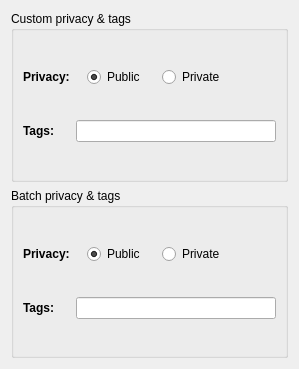
Old version of the form tagwidget.ui in the repository reveur12/imageshack-uploader.
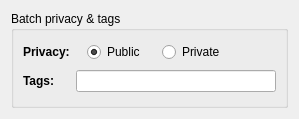
New version of the form.

Commit message: Moved custom privacy and tags to media info widget

The edit to the form file:
```diff
--- a/tagwidget.ui
+++ b/tagwidget.ui
@@ -7,94 +7,19 @@
     <x>0</x>
     <y>0</y>
     <width>299</width>
-    <height>369</height>
+    <height>119</height>
    </rect>
   </property>
+  <property name="sizePolicy">
+   <sizepolicy hsizetype="Preferred" vsizetype="Maximum">
+    <horstretch>0</horstretch>
+    <verstretch>0</verstretch>
+   </sizepolicy>
+  </property>
   <property name="windowTitle">
    <string notr="true">Form</string>
   </property>
   <layout class="QVBoxLayout" name="verticalLayout">
-   <item>
-    <widget class="QGroupBox" name="groupBox">
-     <property name="title">
-      <string>Custom privacy &amp;&amp; tags</string>
-     </property>
-     <layout class="QGridLayout" name="gridLayout_2">
-      <item row="0" column="0">
-       <widget class="QLabel" name="label">
-        <property name="sizePolicy">
-         <sizepolicy hsizetype="Preferred" vsizetype="Maximum">
-          <horstretch>0</horstretch>
-          <verstretch>0</verstretch>
-         </sizepolicy>
-        </property>
-        <property name="text">
-         <string>&lt;b&gt;Privacy:&lt;/b&gt;</string>
-        </property>
-       </widget>
-      </item>
-      <item row="0" column="1">
-       <layout class="QHBoxLayout" name="horizontalLayout">
-        <item>
-         <widget class="QRadioButton" name="privacyPublic">
-          <property name="sizePolicy">
-           <sizepolicy hsizetype="Maximum" vsizetype="Fixed">
-            <horstretch>0</horstretch>
-            <verstretch>0</verstretch>
-           </sizepolicy>
-          </property>
-          <property name="text">
-           <string>Public</string>
-          </property>
-          <property name="checked">
-           <bool>true</bool>
-          </property>
-         </widget>
-        </item>
-        <item>
-         <widget class="QRadioButton" name="privacyPrivate">
-          <property name="sizePolicy">
-           <sizepolicy hsizetype="Maximum" vsizetype="Fixed">
-            <horstretch>0</horstretch>
-            <verstretch>0</verstretch>
-           </sizepolicy>
-          </property>
-          <property name="text">
-           <string>Private</string>
-          </property>
-         </widget>
-        </item>
-        <item>
-         <spacer name="horizontalSpacer">
-          <property name="orientation">
-           <enum>Qt::Horizontal</enum>
-          </property>
-          <property name="sizeType">
-           <enum>QSizePolicy::Preferred</enum>
-          </property>
-          <property name="sizeHint" stdset="0">
-           <size>
-            <width>40</width>
-            <height>20</height>
-           </size>
-          </property>
-         </spacer>
-        </item>
-       </layout>
-      </item>
-      <item row="1" column="0">
-       <widget class="QLabel" name="label_2">
-        <property name="text">
-         <string>&lt;b&gt;Tags:&lt;/b&gt;</string>
-        </property>
-       </widget>
-      </item>
-      <item row="1" column="1">
-       <widget class="QLineEdit" name="tags"/>
-      </item>
-     </layout>
-    </widget>
-   </item>
    <item>
     <widget class="QGroupBox" name="groupBox_2">
      <property name="title">
```
Left out of the diff: 32 changed lines with no effect on the pictures. The commit also changes 7 other files.
